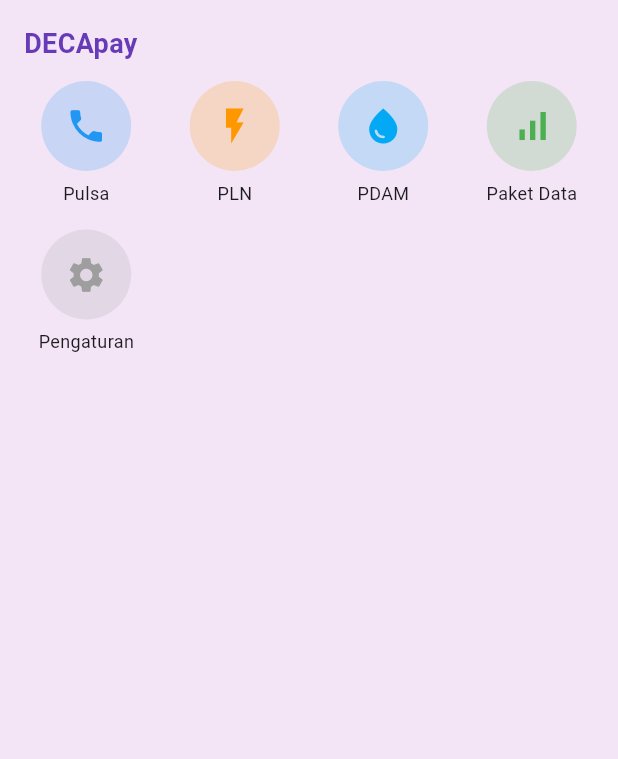
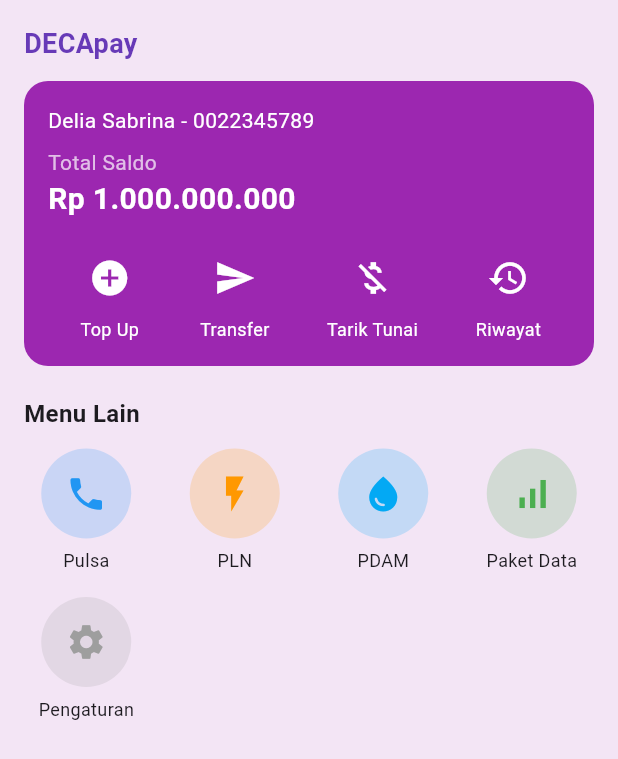
Before and after one commit to GalaxyRexus/mbanking_flutter, a Flutter app: the HomePage screen opened directly, on a phone screen of 412 x 824 dp. Shown: the top 759 px of the screen. Run offline on Flutter 3.47's test engine with Material 3 defaults, Android fonts, the phone set to English and light mode, and no system bars.

Commit message:
Add Gatauk

```diff
--- a/lib/home.dart
+++ b/lib/home.dart
@@ -29,11 +29,9 @@ class HomePage extends StatelessWidget {
   Widget build(BuildContext context) {
     return Scaffold(
       backgroundColor: Colors.purple.shade50,
-    resizeToAvoidBottomInset: true, // agar konten naik saat keyboard muncul
       body: SafeArea(
         child: Padding(
           padding: const EdgeInsets.all(16),
-        child: SingleChildScrollView( // Tambahkan scroll agar tidak overflow
           child: Column(
             crossAxisAlignment: CrossAxisAlignment.start,
             children: [
@@ -46,16 +44,79 @@ Widget build(BuildContext context) {
                 ),
               ),
               const SizedBox(height: 12),
-              // ...existing code...
+
+              // Card Saldo
+              Container(
+                width: double.infinity,
+                padding: const EdgeInsets.all(16),
+                decoration: BoxDecoration(
+                  color: primaryColor,
+                  borderRadius: BorderRadius.circular(16),
+                ),
+                child: Column(
+                  crossAxisAlignment: CrossAxisAlignment.start,
+                  children: [
+                    const Text(
+                      "Delia Sabrina - 0022345789",
+                      style: TextStyle(color: Colors.white, fontSize: 14),
+                    ),
+                    const SizedBox(height: 8),
+                    const Text(
+                      "Total Saldo",
+                      style: TextStyle(color: Colors.white70, fontSize: 14),
+                    ),
+                    const Text(
+                      "Rp 1.000.000.000",
+                      style: TextStyle(
+                        color: Colors.white,
+                        fontSize: 20,
+                        fontWeight: FontWeight.bold,
+                      ),
+                    ),
+                    const SizedBox(height: 16),
+                    Row(
+                      mainAxisAlignment: MainAxisAlignment.spaceAround,
+                      children: [
+                        _MenuIcon(
+                          icon: Icons.add_circle,
+                          label: "Top Up",
+                          onTap: () => _goToPage(context, "Top Up"),
+                        ),
+                        _MenuIcon(
+                          icon: Icons.send,
+                          label: "Transfer",
+                          onTap: () => _goToPage(context, "Transfer"),
+                        ),
+                        _MenuIcon(
+                          icon: Icons.money_off,
+                          label: "Tarik Tunai",
+                          onTap: () => _goToPage(context, "Tarik Tunai"),
+                        ),
+                        _MenuIcon(
+                          icon: Icons.history,
+                          label: "Riwayat",
+                          onTap: () => _goToPage(context, "Riwayat"),
+                        ),
+                      ],
+                    ),
+                  ],
+                ),
+              ),
+
+              const SizedBox(height: 20),
+              const Text(
+                "Menu Lain",
+                style: TextStyle(fontSize: 16, fontWeight: FontWeight.bold),
+              ),
+
+              const SizedBox(height: 12),
+
               // Grid Menu
-              SizedBox(
-                height: 220, // batasi tinggi grid agar tidak overflow
+              Expanded(
                 child: GridView.count(
                   crossAxisCount: 4,
                   crossAxisSpacing: 16,
                   mainAxisSpacing: 16,
-                  shrinkWrap: true,
-                  physics: const NeverScrollableScrollPhysics(),
                   children: [
                     _MenuGrid(
                       icon: Icons.phone,
@@ -91,7 +152,6 @@ Widget build(BuildContext context) {
                 ),
               ),
             ],
-          ),
           ),
         ),
       ),
```
Lines whose indentation alone changed are shown as unchanged.
